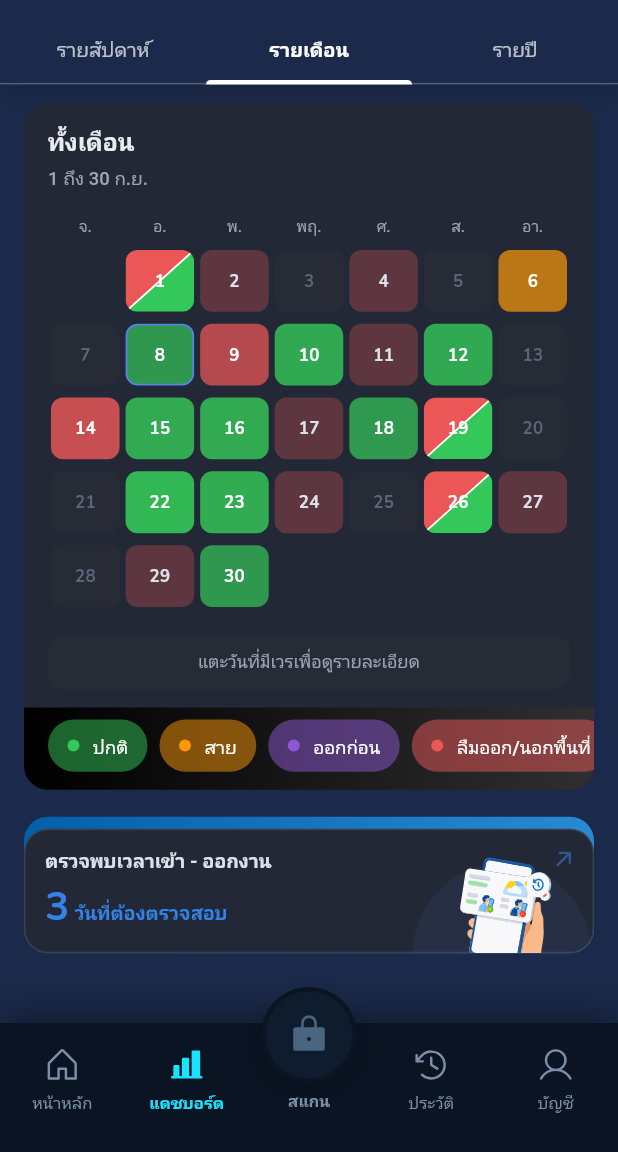
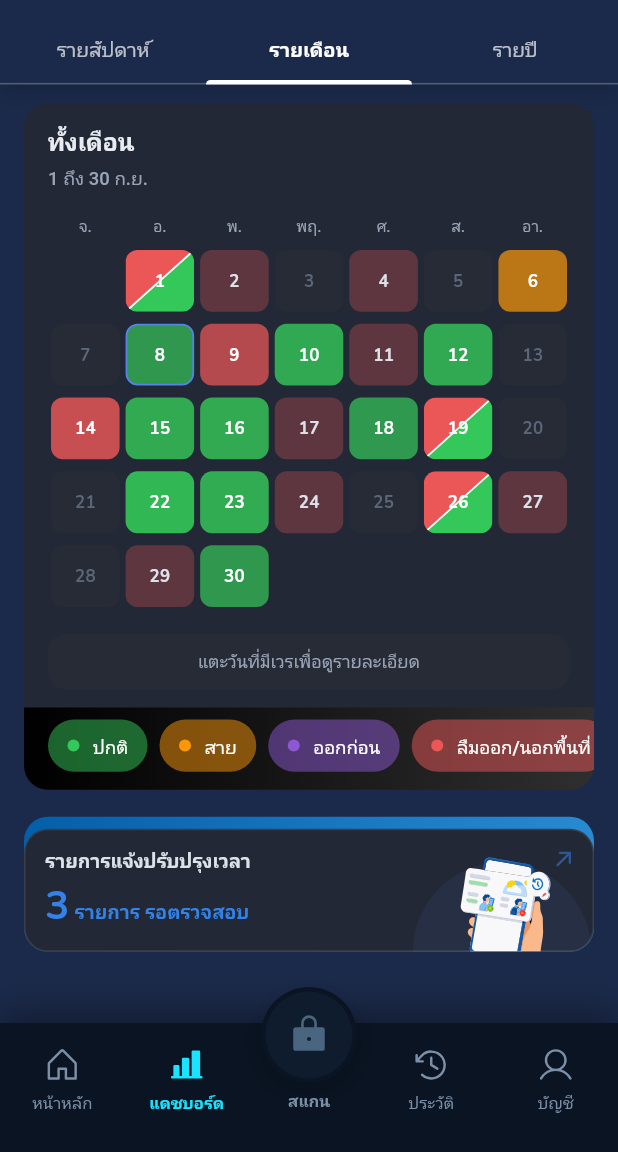
Before and after one commit to BMS-UXUI-GIT/BMS-FaceEnroll, a Flutter app: the ShellView screen opened by its route, item 2 of the bottom bar chosen, scrolled down 447 dp, on a phone screen of 412 x 824 dp, the part 84-1236 px from its top. Run offline on Flutter 3.47's test engine with Material 3 defaults, Android fonts, the phone set to English and light mode, and no system bars; our stand-ins replace audioplayers, battery_plus, camera, fl_chart, flutter_svg, geolocator and 9 more; missing offline and left inert: google_mlkit_face_detection, network_info_plus, screen_brightness; accounts and stored records are empty; network calls fail.

Commit message:
feat(dashboard): reword the fix-request banner
หัวแบนเนอร์ "ตรวจพบเวลาเข้า - ออกงาน" → "รายการแจ้งปรับปรุงเวลา"
และบรรทัดจำนวน "N วันที่ต้องตรวจสอบ" → "N รายการ รอตรวจสอบ"

Co-Authored-By: Claude Opus 5 (1M context) <noreply@anthropic.com>

```diff
--- a/lib/app/modules/dashboard/dashboard_view.dart
+++ b/lib/app/modules/dashboard/dashboard_view.dart
@@ -876,7 +876,7 @@ class DashboardView extends GetView<DashboardController> {
                   mainAxisSize: MainAxisSize.min,
                   children: [
                     Text(
-                      'ตรวจพบเวลาเข้า - ออกงาน',
+                      'รายการแจ้งปรับปรุงเวลา',
                       style: Dash.body(
                         size: 12.5,
                         weight: FontWeight.w600,
@@ -897,7 +897,7 @@ class DashboardView extends GetView<DashboardController> {
                             ),
                           ),
                           TextSpan(
-                            text: ' วันที่ต้องตรวจสอบ',
+                            text: ' รายการ รอตรวจสอบ',
                             style: Dash.body(
                               size: 12.5,
                               weight: FontWeight.w600,
```
